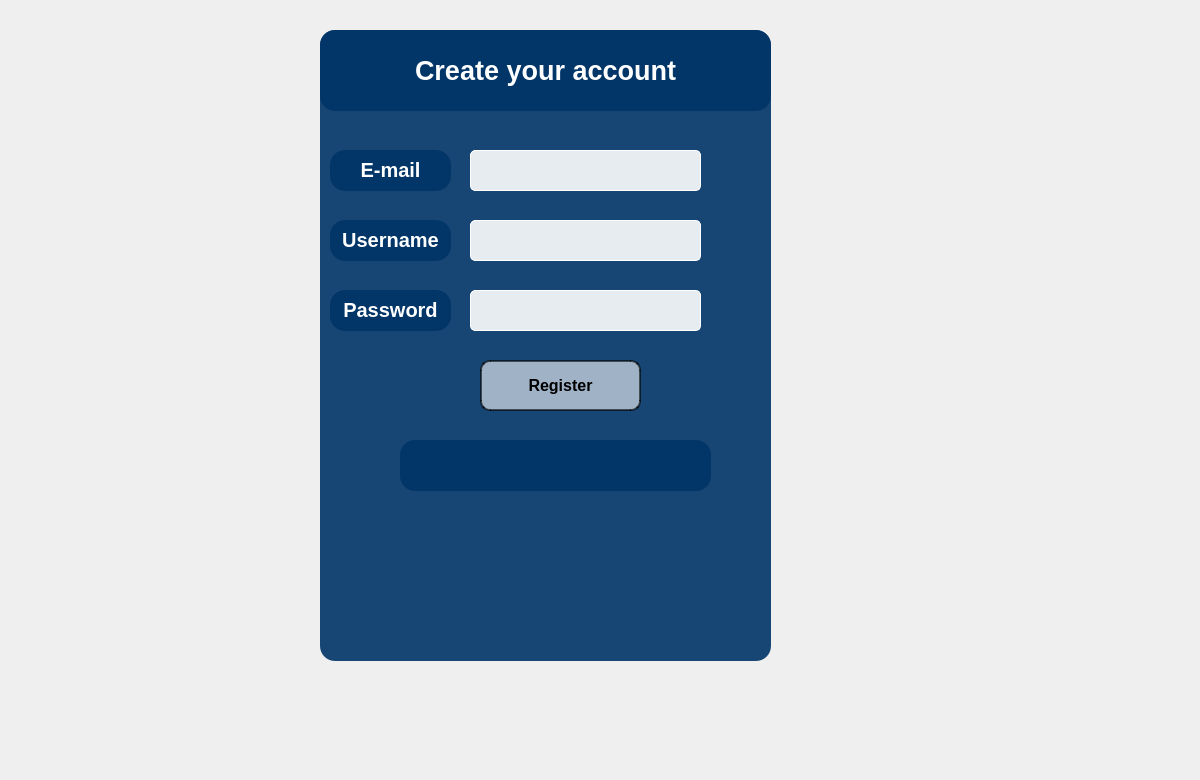
Before: the Qt Designer form Client/RegisterForm.ui in dumy10/Skribbl, drawn with Qt 5.
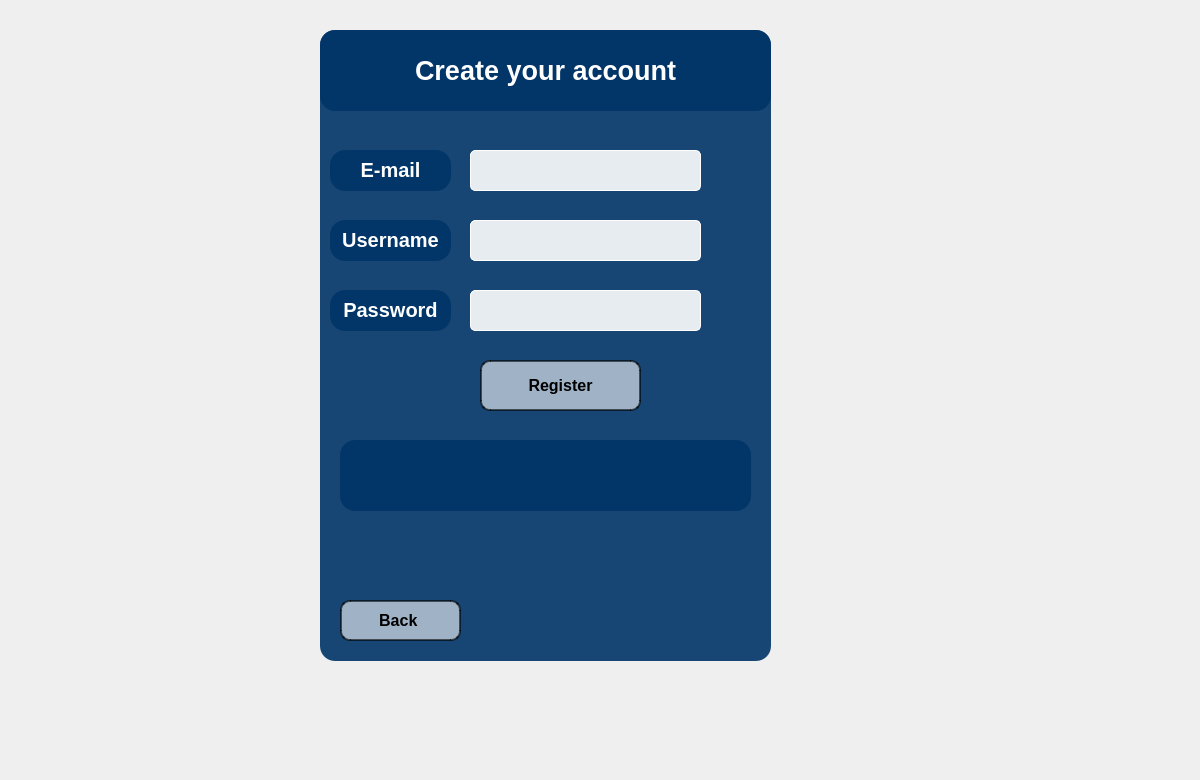
After: the same form once the commit is applied. Icons and pictures are not drawn.

Commit message: Register issues solved Added functionality to login

The edit to the form file:
```diff
--- a/Client/RegisterForm.ui
+++ b/Client/RegisterForm.ui
@@ -251,10 +251,10 @@
     <widget class="QLabel" name="errorLabel">
      <property name="geometry">
       <rect>
-       <x>80</x>
+       <x>20</x>
        <y>410</y>
-       <width>311</width>
-       <height>51</height>
+       <width>411</width>
+       <height>71</height>
       </rect>
      </property>
      <property name="styleSheet">
@@ -271,6 +271,42 @@
       <set>Qt::AlignCenter</set>
      </property>
     </widget>
+    <widget class="QPushButton" name="backButton">
+     <property name="geometry">
+      <rect>
+       <x>20</x>
+       <y>570</y>
+       <width>121</width>
+       <height>41</height>
+      </rect>
+     </property>
+     <property name="styleSheet">
+      <string notr="true">QPushButton {
+	background: transparent;
+    background-color: rgba(255, 255, 255, 150); /* culoare albă cu opacitate pentru a vedea prin */
+    color: rgb(0, 0, 0); /* text negru */
+    border-style: solid;
+    border-width: 2px;
+    border-radius: 10px; /* colțuri rotunjite */
+    border-color: rgba(0, 0, 0, 150);
+    padding: 5px;
+    font-size: 16px;
+    font-weight: bold;
+}
+
+QPushButton:hover {
+    background-color: rgba(255, 255, 255, 200); /* mai puțin transparent când treci cu mouse-ul peste */
+}
+
+QPushButton:pressed {
+    background-color: rgba(255, 255, 255, 100); /* mai transparent când este apăsat */
+}
+</string>
+     </property>
+     <property name="text">
+      <string>Back </string>
+     </property>
+    </widget>
    </widget>
   </widget>
  </widget>
```
The commit also changes 10 other files.
